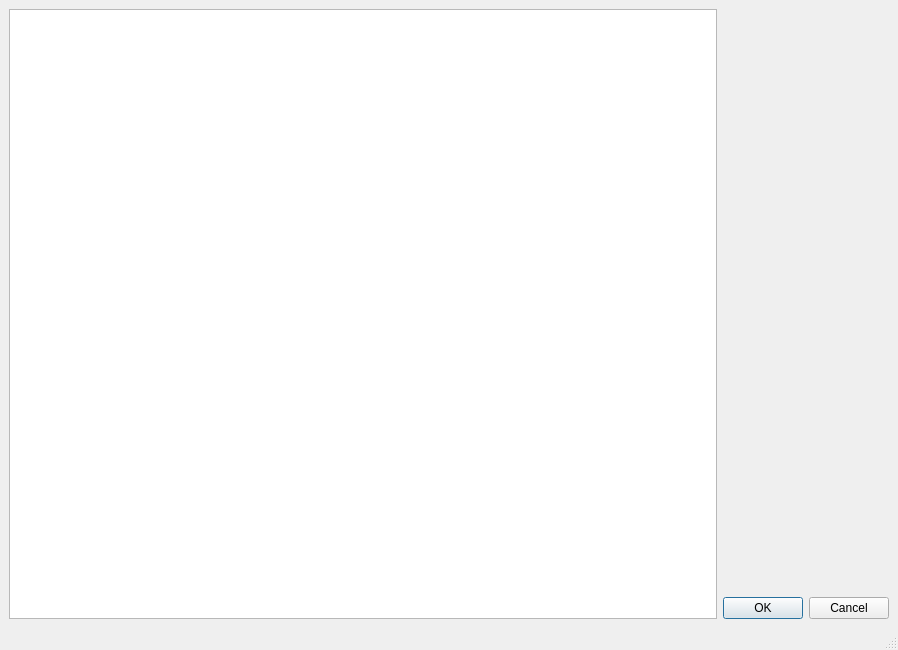
Before: the Qt Designer form window.ui in StepanTWL/mPDK, drawn with Qt 5.
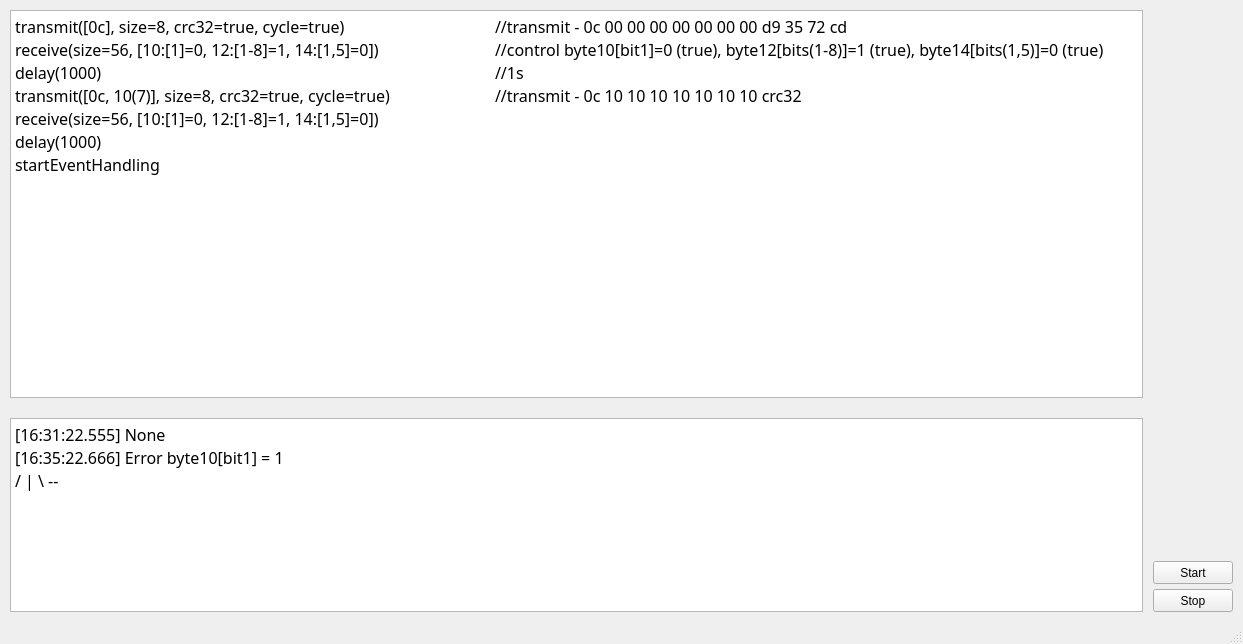
After: the same form once the commit is applied.

What changed in the file:
```diff
--- a/window.ui
+++ b/window.ui
@@ -6,43 +6,170 @@
    <rect>
     <x>0</x>
     <y>0</y>
-    <width>898</width>
-    <height>650</height>
+    <width>1243</width>
+    <height>644</height>
    </rect>
   </property>
   <property name="windowTitle">
    <string>MainWindow</string>
   </property>
   <widget class="QWidget" name="centralwidget">
-   <layout class="QGridLayout" name="gridLayout">
+   <layout class="QGridLayout" name="gridLayout" rowstretch="2,1" columnstretch="18,0">
+    <property name="leftMargin">
+     <number>10</number>
+    </property>
+    <property name="topMargin">
+     <number>10</number>
+    </property>
+    <property name="rightMargin">
+     <number>10</number>
+    </property>
+    <property name="bottomMargin">
+     <number>10</number>
+    </property>
+    <property name="horizontalSpacing">
+     <number>10</number>
+    </property>
+    <property name="verticalSpacing">
+     <number>20</number>
+    </property>
+    <item row="1" column="0">
+     <layout class="QVBoxLayout" name="verticalLayout_2">
+      <item>
+       <widget class="QPlainTextEdit" name="textEditResult">
+        <property name="enabled">
+         <bool>true</bool>
+        </property>
+        <property name="sizePolicy">
+         <sizepolicy hsizetype="Expanding" vsizetype="Expanding">
+          <horstretch>0</horstretch>
+          <verstretch>0</verstretch>
+         </sizepolicy>
+        </property>
+        <property name="font">
+         <font>
+          <family>Rubik</family>
+          <pointsize>12</pointsize>
+         </font>
+        </property>
+        <property name="whatsThis">
+         <string>&lt;html&gt;&lt;head/&gt;&lt;body&gt;&lt;p&gt;&lt;br/&gt;&lt;/p&gt;&lt;/body&gt;&lt;/html&gt;</string>
+        </property>
+        <property name="readOnly">
+         <bool>true</bool>
+        </property>
+        <property name="plainText">
+         <string>[16:31:22.555] None
+[16:35:22.666] Error byte10[bit1] = 1
+/ | \ --</string>
+        </property>
+       </widget>
+      </item>
+     </layout>
+    </item>
+    <item row="0" column="0">
+     <layout class="QVBoxLayout" name="verticalLayout">
+      <item>
+       <widget class="QPlainTextEdit" name="textEditCode">
+        <property name="sizePolicy">
+         <sizepolicy hsizetype="Expanding" vsizetype="Expanding">
+          <horstretch>0</horstretch>
+          <verstretch>0</verstretch>
+         </sizepolicy>
+        </property>
+        <property name="font">
+         <font>
+          <family>Rubik</family>
+          <pointsize>12</pointsize>
+          <weight>50</weight>
+          <italic>false</italic>
+          <bold>false</bold>
+          <underline>false</underline>
+          <strikeout>false</strikeout>
+         </font>
+        </property>
+        <property name="whatsThis">
+         <string>&lt;html&gt;&lt;head/&gt;&lt;body&gt;&lt;p&gt;&lt;br/&gt;&lt;/p&gt;&lt;/body&gt;&lt;/html&gt;</string>
+        </property>
+        <property name="plainText">
+         <string>transmit([0c], size=8, crc32=true, cycle=true)		//transmit - 0c 00 00 00 00 00 00 00 d9 35 72 cd
+receive(size=56, [10:[1]=0, 12:[1-8]=1, 14:[1,5]=0]) 		//control byte10[bit1]=0 (true), byte12[bits(1-8)]=1 (true), byte14[bits(1,5)]=0 (true)
+delay(1000) 					//1s
+transmit([0c, 10(7)], size=8, crc32=true, cycle=true)		//transmit - 0c 10 10 10 10 10 10 10 crc32
+receive(size=56, [10:[1]=0, 12:[1-8]=1, 14:[1,5]=0])
+delay(1000)
+startEventHandling</string>
+        </property>
+       </widget>
+      </item>
+     </layout>
+    </item>
     <item row="1" column="1">
-     <widget class="QDialogButtonBox" name="buttonBox">
-      <property name="sizePolicy">
-       <sizepolicy hsizetype="Fixed" vsizetype="Fixed">
-        <horstretch>0</horstretch>
-        <verstretch>0</verstretch>
-       </sizepolicy>
+     <layout class="QVBoxLayout" name="verticalLayout_3">
+      <property name="spacing">
+       <number>5</number>
       </property>
-      <property name="standardButtons">
-       <set>QDialogButtonBox::Cancel|QDialogButtonBox::Ok</set>
+      <property name="topMargin">
+       <number>0</number>
       </property>
-     </widget>
-    </item>
-    <item row="0" column="1">
-     <spacer name="verticalSpacer">
-      <property name="orientation">
-       <enum>Qt::Vertical</enum>
+      <property name="rightMargin">
+       <number>0</number>
       </property>
-      <property name="sizeHint" stdset="0">
-       <size>
-        <width>20</width>
-        <height>40</height>
-       </size>
+      <property name="bottomMargin">
+       <number>0</number>
       </property>
-     </spacer>
-    </item>
-    <item row="0" column="0" rowspan="2">
-     <widget class="QPlainTextEdit" name="plainTextEdit"/>
+      <item>
+       <spacer name="verticalSpacer">
+        <property name="orientation">
+         <enum>Qt::Vertical</enum>
+        </property>
+        <property name="sizeHint" stdset="0">
+         <size>
+          <width>20</width>
+          <height>40</height>
+         </size>
+        </property>
+       </spacer>
+      </item>
+      <item>
+       <widget class="QPushButton" name="pushButtonStart">
+        <property name="sizePolicy">
+         <sizepolicy hsizetype="Fixed" vsizetype="Fixed">
+          <horstretch>0</horstretch>
+          <verstretch>0</verstretch>
+         </sizepolicy>
+        </property>
+        <property name="minimumSize">
+         <size>
+          <width>80</width>
+          <height>23</height>
+         </size>
+        </property>
+        <property name="text">
+         <string>Start</string>
+        </property>
+       </widget>
+      </item>
+      <item>
+       <widget class="QPushButton" name="pushButtonStop">
+        <property name="sizePolicy">
+         <sizepolicy hsizetype="Fixed" vsizetype="Fixed">
+          <horstretch>0</horstretch>
+          <verstretch>0</verstretch>
+         </sizepolicy>
+        </property>
+        <property name="minimumSize">
+         <size>
+          <width>80</width>
+          <height>23</height>
+         </size>
+        </property>
+        <property name="text">
+         <string>Stop</string>
+        </property>
+       </widget>
+      </item>
+     </layout>
     </item>
    </layout>
   </widget>
```
Left out of the diff: 2 changed lines with no effect on the pictures.
